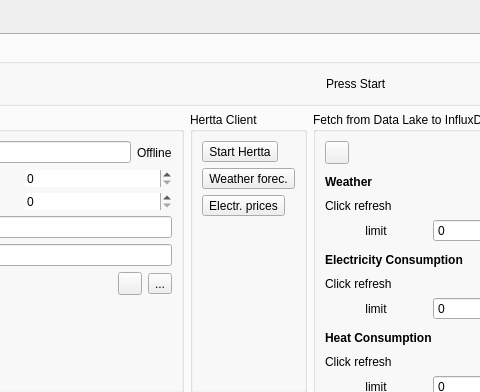
First picture: the form in app/controlcenter/ui/mainwindow.ui, repository predicer-tools/control-center, before the edit; both pictures show x 161 to 641 and y 0 to 392 of the 942 by 722 pixel window.
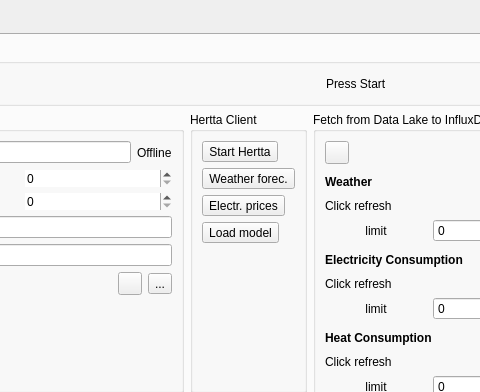
Second picture: the form after the edit. Icons and pictures are not drawn.

Commit message: Added premade model, added loadmodel mutation

```diff
--- a/app/controlcenter/ui/mainwindow.ui
+++ b/app/controlcenter/ui/mainwindow.ui
@@ -333,6 +333,19 @@
                    </property>
                   </widget>
                  </item>
+                 <item>
+                  <widget class="QToolButton" name="toolButton_load_model">
+                   <property name="text">
+                    <string>Load model</string>
+                   </property>
+                   <property name="icon">
+                    <iconset theme="QIcon::ThemeIcon::MediaPlaybackStart"/>
+                   </property>
+                   <property name="toolButtonStyle">
+                    <enum>Qt::ToolButtonStyle::ToolButtonTextBesideIcon</enum>
+                   </property>
+                  </widget>
+                 </item>
                  <item>
                   <spacer name="verticalSpacer">
                    <property name="orientation">
```
The commit also changes 8 other files.
